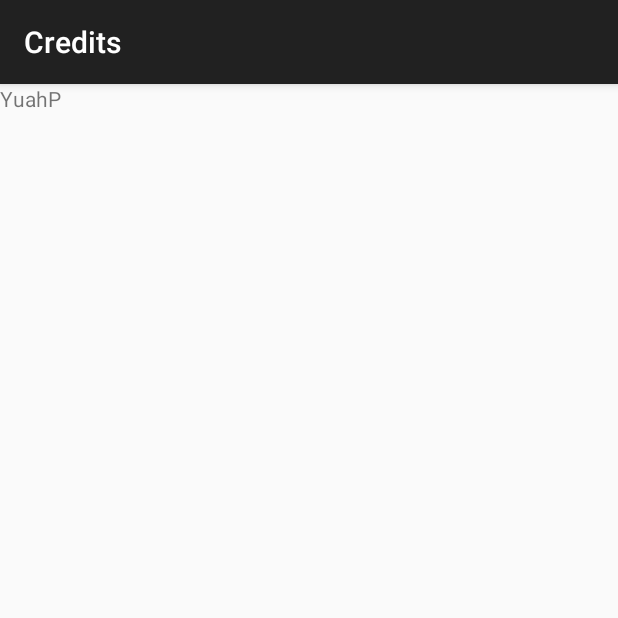
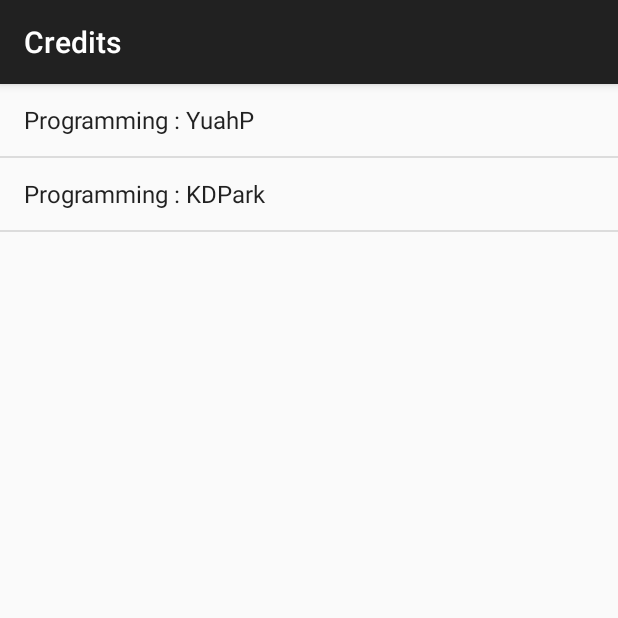
Before and after one commit to 1234342/Falling, an Android app: the Credits screen opened directly, with no data from a screen before it, on a phone screen of 412 x 824 dp, the top half of it. Run offline under Robolectric (Android 15) with nearby library versions, the phone set to English and light mode, and no system bars.

Commit message:
Add Credit info

```diff
--- a/app/src/main/java/com/kudosku/falling/Credits.java
+++ b/app/src/main/java/com/kudosku/falling/Credits.java
@@ -1,13 +1,44 @@
 package com.kudosku.falling;
+
+import java.util.ArrayList;
 
 import android.os.Bundle;
 import android.support.v7.app.AppCompatActivity;
+import android.view.View;
+import android.widget.AdapterView;
+import android.widget.ArrayAdapter;
+import android.widget.ListView;
+import android.widget.Toast;
 
 public class Credits extends AppCompatActivity {
+
+    ArrayList<String> credits = new ArrayList<String>();
+    ListView listview;
 
     @Override
     protected void onCreate(Bundle savedInstanceState) {
         super.onCreate(savedInstanceState);
         setContentView(R.layout.credits);
+
+        credits.add("Programming : YuahP");
+        credits.add("Programming : KDPark");
+
+        ArrayAdapter adapter= new ArrayAdapter(Credits.this, android.R.layout.simple_list_item_1, credits);
+
+        listview = (ListView)findViewById(R.id.credits_list);
+        listview.setAdapter(adapter);
+
+        listview.setOnItemClickListener(listener);
+
     }
+
+    AdapterView.OnItemClickListener listener = new AdapterView.OnItemClickListener() {
+
+        @Override
+        public void onItemClick(AdapterView<?> parent, View view, int position, long id) {
+            Toast.makeText(Credits.this, credits.get(position), Toast.LENGTH_SHORT).show();
+        }
+
+
+    };
 }
--- a/app/src/main/res/layout/credits.xml
+++ b/app/src/main/res/layout/credits.xml
@@ -4,13 +4,9 @@
     android:orientation="vertical" android:layout_width="match_parent"
     android:layout_height="match_parent" tools:context=".Credits">
 
-    <TextView
-        android:layout_width="100px"
-        android:layout_height="200px"
-        android:text="@string/credit_yuahp"/>
-
-
-
-
+    <ListView
+        android:id="@+id/credits_list"
+        android:layout_width="match_parent"
+        android:layout_height="match_parent"/>
 
 </LinearLayout>
--- a/app/src/main/res/values/strings.xml
+++ b/app/src/main/res/values/strings.xml
@@ -10,6 +10,4 @@
     <string name="credits">Credits</string>
     <string name="use_gps_title">GPS Use</string>
     <string name="use_gps_summary">It will measure the exact distance to the GPS.</string>
-
-    <string name="credit_yuahp">YuahP</string>
 </resources>
```
